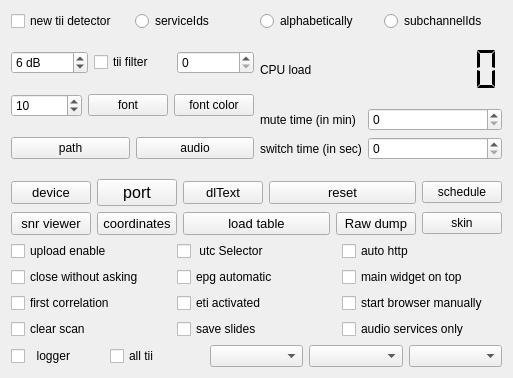
The window that qt-dab-6.9/forms-v7/config-helper.ui (JvanKatwijk/qt-dab) describes before a commit, drawn with Qt 5.
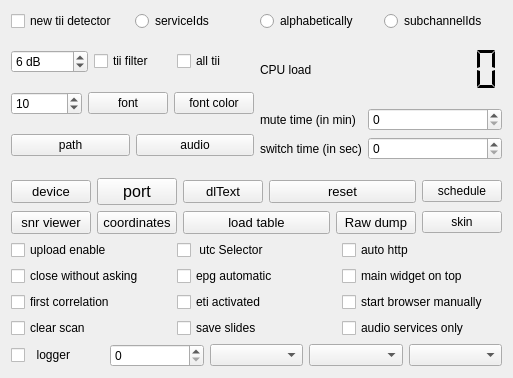
The same window after the commit. Custom widgets are drawn as their Qt base class.

Patch:
```diff
--- a/qt-dab-6.9/forms-v7/config-helper.ui
+++ b/qt-dab-6.9/forms-v7/config-helper.ui
@@ -94,9 +94,12 @@
           </widget>
          </item>
          <item>
-          <widget class="QSpinBox" name="tiiCollisions">
+          <widget class="QCheckBox" name="allTIISelector">
            <property name="toolTip">
-            <string>&lt;html&gt;&lt;head/&gt;&lt;body&gt;&lt;p&gt;If setting a subId value different from 0, the software searches for ALL mainIds, associated with that  subId.&lt;/p&gt;&lt;/body&gt;&lt;/html&gt;</string>
+            <string>&lt;html&gt;&lt;head/&gt;&lt;body&gt;&lt;p&gt;If/when the threshold value for the TII detection is too low, the TII detector will &amp;quot;detect&amp;quot; non-existent transmitters. While some users want to see anythings that is detected, others (including myself) only want the &amp;quot;real&amp;quot; transmitters to appear on the DX display.&lt;/p&gt;&lt;p&gt;While by default the setting is &amp;quot;on&amp;quot;, switchin the selector 's value to &amp;quot;off&amp;quot; tells the software to show only transmitters known by the database.&lt;/p&gt;&lt;/body&gt;&lt;/html&gt;</string>
+           </property>
+           <property name="text">
+            <string>all tii</string>
            </property>
           </widget>
          </item>
@@ -553,12 +556,9 @@
       </widget>
      </item>
      <item>
-      <widget class="QCheckBox" name="allTIISelector">
+      <widget class="QSpinBox" name="tiiCollisions">
        <property name="toolTip">
-        <string>&lt;html&gt;&lt;head/&gt;&lt;body&gt;&lt;p&gt;If/when the threshold value for the TII detection is too low, the TII detector will &amp;quot;detect&amp;quot; non-existent transmitters. While some users want to see anythings that is detected, others (including myself) only want the &amp;quot;real&amp;quot; transmitters to appear on the DX display.&lt;/p&gt;&lt;p&gt;While by default the setting is &amp;quot;on&amp;quot;, switchin the selector 's value to &amp;quot;off&amp;quot; tells the software to show only transmitters known by the database.&lt;/p&gt;&lt;/body&gt;&lt;/html&gt;</string>
-       </property>
-       <property name="text">
-        <string>all tii</string>
+        <string>&lt;html&gt;&lt;head/&gt;&lt;body&gt;&lt;p&gt;If setting a subId value different from 0, the software searches for ALL mainIds, associated with that  subId.&lt;/p&gt;&lt;/body&gt;&lt;/html&gt;</string>
        </property>
       </widget>
      </item>
```
